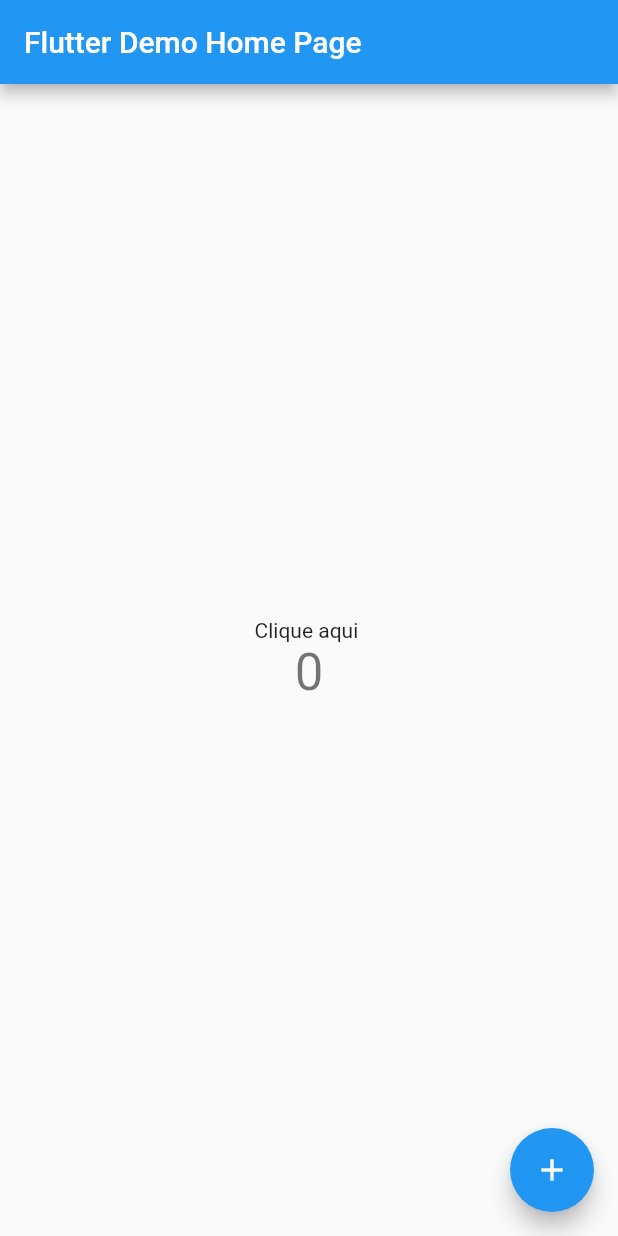
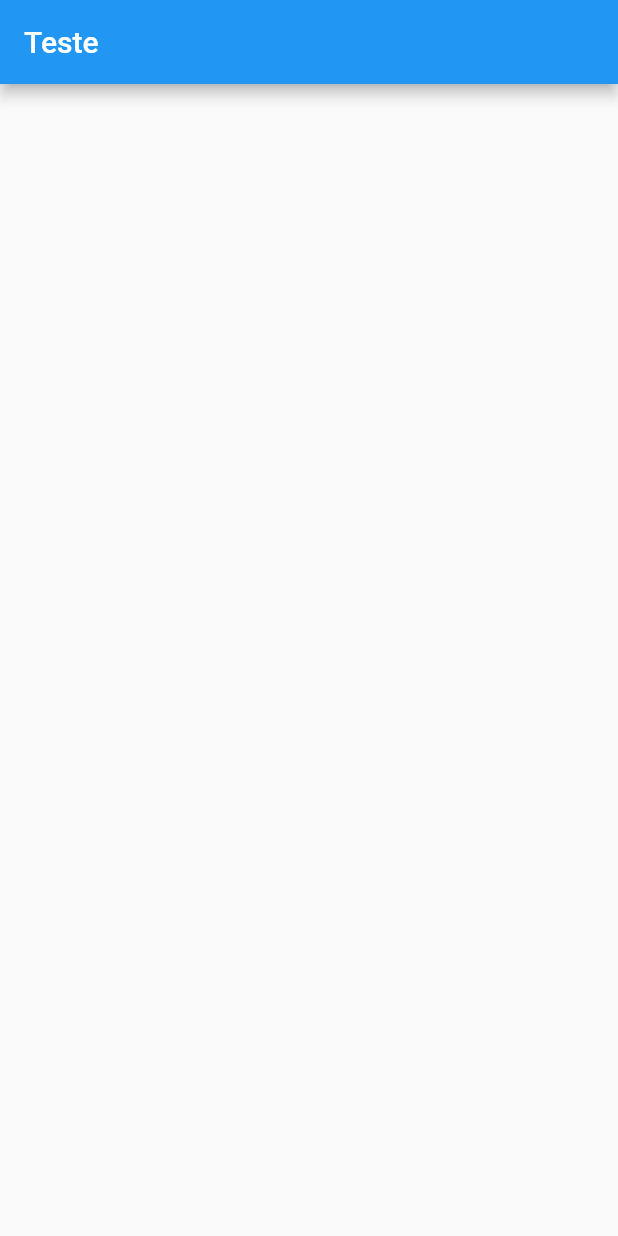
Before and after one commit to FilomenaDev/wallet_rosalina_app, a Flutter app: the screen it shows after launch, on a phone screen of 412 x 824 dp. Run offline on Flutter 3.47's test engine with Material 2 defaults, Android fonts, the phone set to English and light mode, and no system bars.

```diff
--- a/lib/main.dart
+++ b/lib/main.dart
@@ -41,28 +41,9 @@ class _MyHomePageState extends State<MyHomePage> {
   @override
   Widget build(BuildContext context) {
     return Scaffold(
-      appBar: AppBar(
-        title: Text(widget.title),
-      ),
-      body: Center(
-        child: Column(
-          mainAxisAlignment: MainAxisAlignment.center,
-          children: <Widget>[
-            const Text(
-              'Clique aqui ',
-            ),
-            Text(
-              '$_counter',
-              style: Theme.of(context).textTheme.headline4,
-            ),
-          ],
+        appBar: AppBar(
+          title: Text("Teste"),
         ),
-      ),
-      floatingActionButton: FloatingActionButton(
-        onPressed: _incrementCounter,
-        tooltip: 'Increment',
-        child: const Icon(Icons.add),
-      ), // This trailing comma makes auto-formatting nicer for build methods.
-    );
+        body: Center());
   }
 }
```
